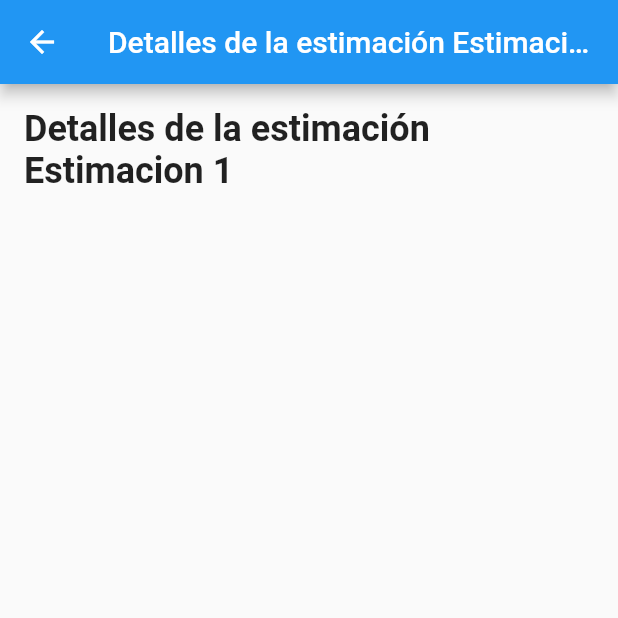
After one commit to JuanCamilo7314/AgroXpert-App-Frontend-Mantenimiento, a Flutter app: the screen it shows after launch, after a tap on "Estimacion 1, Estimacion 2", on a phone screen of 412 x 824 dp, the top half of it. The commit adds this screen. Run offline on Flutter 3.47's test engine with Material 2 defaults, Android fonts, the phone set to English and light mode, and no system bars.

Commit message:
avannces tabla2

```diff
--- /dev/null
+++ b/lib/vista/DetallesEstimacion.dart
@@ -0,0 +1,33 @@
+import 'package:flutter/material.dart';
+
+class DetallesEstimacion extends StatelessWidget {
+  final String id;
+
+  const DetallesEstimacion({Key? key, required this.id}) : super(key: key);
+
+  @override
+  Widget build(BuildContext context) {
+    return Scaffold(
+      appBar: AppBar(
+        title: Text('Detalles de la estimación $id'),
+      ),
+      body: Padding(
+        padding: EdgeInsets.all(16.0),
+        child: Column(
+          crossAxisAlignment: CrossAxisAlignment.stretch,
+          children: [
+            // Aquí podrías mostrar los detalles de la estimación con el id indicado
+            Text(
+              'Detalles de la estimación $id',
+              style: TextStyle(
+                fontSize: 24.0,
+                fontWeight: FontWeight.bold,
+              ),
+            ),
+            // Otros widgets con los detalles de la estimación
+          ],
+        ),
+      ),
+    );
+  }
+}
--- a/lib/vista/EjemploVista2.dart
+++ b/lib/vista/EjemploVista2.dart
@@ -1,5 +1,6 @@
 // ignore_for_file: file_names
 import 'package:flutter/material.dart';
+import 'DetallesEstimacion.dart';
 
 List<Map<String, dynamic>> datos = [
   {
@@ -13,6 +14,15 @@ List<Map<String, dynamic>> datos = [
     'estimacionFinal': 'Estimacion final 2',
   },
 ];
+
+// Función que abre la pantalla de detalles
+void _verDetalles(BuildContext context, String idEstimacion) {
+  Navigator.push(
+    context,
+    MaterialPageRoute(
+        builder: (context) => DetallesEstimacion(id: idEstimacion)),
+  );
+}
 
 class EjemploVista2 extends StatelessWidget {
   const EjemploVista2({Key? key}) : super(key: key);
@@ -92,7 +102,10 @@ class EjemploVista2 extends StatelessWidget {
                     TableCell(
                       child: Padding(
                         padding: EdgeInsets.all(8.0),
-                        child: Text(dato['estimaciones']),
+                        child: GestureDetector(
+                          onTap: () => _verDetalles(context, 'Estimacion 1'),
+                          child: Text(dato['estimaciones']),
+                        ),
                       ),
                     ),
                     TableCell(
```
